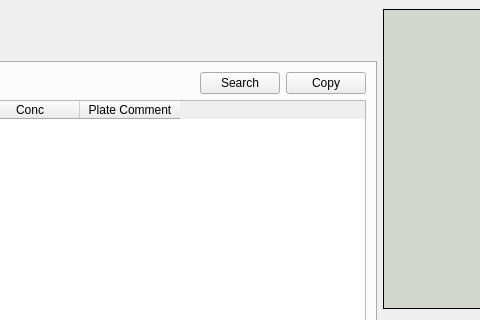
Before: the Qt Designer form frontend/assets/searchwindow.ui in dahlbma/cello, drawn with Qt 5; both pictures show x 819 to 1299 and y 0 to 320 of the 1511 by 810 pixel window.
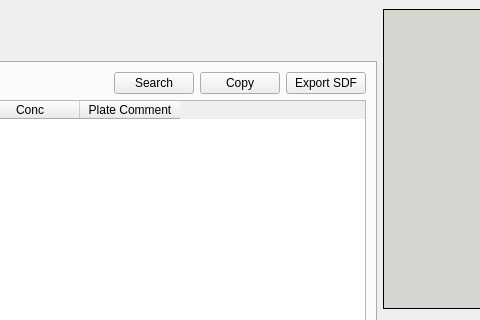
After: the same form once the commit is applied. The open tabs and pages were chosen to show the change.

What changed in the file:
```diff
--- a/frontend/assets/searchwindow.ui
+++ b/frontend/assets/searchwindow.ui
@@ -1162,6 +1162,13 @@
                   </property>
                  </widget>
                 </item>
+                <item>
+                 <widget class="QPushButton" name="sdfExportBatchesInPlates_btn">
+                  <property name="text">
+                   <string>Export SDF</string>
+                  </property>
+                 </widget>
+                </item>
                </layout>
               </item>
               <item>
```
